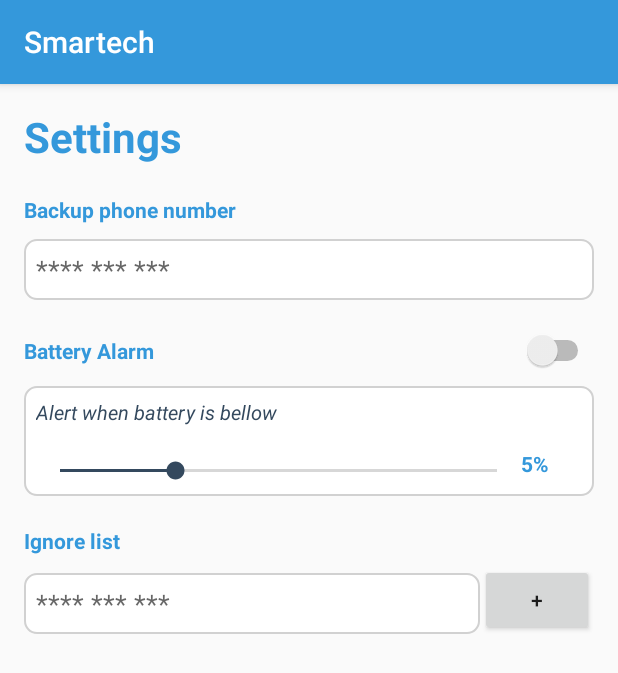
After one commit to prasanthnv/smartech, an Android app: the SettingsActivity screen opened directly, with no data from a screen before it, on a phone screen of 412 x 824 dp. The commit adds this screen. Shown: the top 673 px of the screen. Run offline under Robolectric (Android 15) with nearby library versions, the phone set to English and light mode, and no system bars.

Commit message:
more fixes

```diff
--- a/app/src/main/AndroidManifest.xml
+++ b/app/src/main/AndroidManifest.xml
@@ -93,7 +93,7 @@
             android:enabled="true"
             android:exported="true" />
 
-        <receiver android:name=".Receivers.AlarmReceiver"></receiver>
+        <receiver android:name=".Receivers.AlarmReceiver" />
 
         <service
             android:name=".Receivers.RingtonePlayingService"
@@ -108,7 +108,8 @@
             android:name=".AlarmRingActivity"
             android:configChanges="orientation|keyboardHidden|screenSize"
             android:label="@string/title_activity_alarm_ring"
-            android:theme="@style/FullscreenTheme"></activity>
+            android:theme="@style/FullscreenTheme" />
+        <activity android:name=".SettingsActivity"></activity>
     </application>
 
 </manifest>
--- a/app/src/main/java/com/smartech/smartech/smartech/HomeActivity.java
+++ b/app/src/main/java/com/smartech/smartech/smartech/HomeActivity.java
@@ -100,4 +100,8 @@ TextView txt_profile_name;
                 break;
         }
     }
+
+    public void settings(View v){
+        startActivity(new Intent(getApplicationContext(),SettingsActivity.class));
+    }
 }
--- /dev/null
+++ b/app/src/main/java/com/smartech/smartech/smartech/SettingsActivity.java
@@ -0,0 +1,139 @@
+package com.smartech.smartech.smartech;
+
+import android.app.AlertDialog;
+import android.content.DialogInterface;
+import android.support.v7.app.AppCompatActivity;
+import android.os.Bundle;
+import android.view.View;
+import android.widget.AdapterView;
+import android.widget.ArrayAdapter;
+import android.widget.CompoundButton;
+import android.widget.EditText;
+import android.widget.ListView;
+import android.widget.SeekBar;
+import android.widget.Switch;
+import android.widget.TextView;
+
+import com.smartech.smartech.smartech.SharedPreferenceStore.SharedPreferenceStore;
+
+import org.json.JSONArray;
+import org.json.JSONException;
+import org.w3c.dom.Text;
+
+import java.util.ArrayList;
+
+public class SettingsActivity extends AppCompatActivity {
+Switch toggle_battery_low;
+SeekBar range_battery_low;
+EditText txt_backup_phone,txt_phone;
+ListView list_phones;
+TextView txt_battery_level_show;
+    SharedPreferenceStore spStore;
+    @Override
+    protected void onCreate(Bundle savedInstanceState) {
+        super.onCreate(savedInstanceState);
+        setContentView(R.layout.activity_settings);
+        spStore = new SharedPreferenceStore(getApplicationContext());
+        toggle_battery_low = findViewById(R.id.toggle_battery_low);
+        txt_backup_phone = findViewById(R.id.txt_backup_phone);
+        txt_backup_phone = findViewById(R.id.txt_backup_phone);
+        list_phones = findViewById(R.id.list_phones);
+        txt_battery_level_show = findViewById(R.id.txt_battery_level_show);
+        range_battery_low = findViewById(R.id.range_battery_low);
+        txt_phone = findViewById(R.id.txt_phone);
+        init();
+        showIgnoreList();
+
+        toggle_battery_low.setOnCheckedChangeListener(new CompoundButton.OnCheckedChangeListener() {
+            @Override
+            public void onCheckedChanged(CompoundButton compoundButton, boolean b) {
+                spStore.setBatteryAlarmEnabled(b);
+            }
+        });
+        range_battery_low.setOnSeekBarChangeListener(new SeekBar.OnSeekBarChangeListener() {
+            @Override
+            public void onProgressChanged(SeekBar seekBar, int progress, boolean fromUser) {
+                progress = progress + 1;
+                txt_battery_level_show.setText(progress+"%");
+               spStore.setBatteryLowLevel(progress);
+
+            }
+
+            @Override
+            public void onStartTrackingTouch(SeekBar seekBar) {
+
+            }
+
+            @Override
+            public void onStopTrackingTouch(SeekBar seekBar) {
+
+            }
+        });
+    }
+
+
+    public void addContact(View v){
+        String number = txt_phone.getText().toString();
+        try {
+            JSONArray ignored_numbers = new JSONArray(spStore.getIgnoredList());
+            boolean found = false;
+            for (int i=0;i<ignored_numbers.length();i++){
+               if(ignored_numbers.get(i).equals(number)){
+                   found = true;
+               }
+            }
+            if(!found){
+                ignored_numbers.put(number);
+                spStore.setIgnoreList(ignored_numbers.toString());
+            }
+            txt_phone.setText("");
+            showIgnoreList();
+        } catch (JSONException e) {
+            e.printStackTrace();
+        }
+
+    }
+
+    public void showIgnoreList(){
+        ArrayList numbers = new ArrayList();
+        try {
+            final JSONArray ignored_numbers = new JSONArray(spStore.getIgnoredList());
+            for (int i=0;i<ignored_numbers.length();i++){
+                numbers.add(ignored_numbers.get(i));
+            }
+            ArrayAdapter adapter = new ArrayAdapter(this,
+                    android.R.layout.simple_list_item_1, numbers);
+            list_phones.setAdapter(adapter);
+            list_phones.setOnItemClickListener(new AdapterView.OnItemClickListener() {
+                @Override
+                public void onItemClick(AdapterView<?> parent, View view, final int position, final long id) {
+                    new AlertDialog.Builder(SettingsActivity.this)
+                            .setTitle("Delete")
+                            .setMessage("Are you sure to delete")
+                            .setIcon(android.R.drawable.ic_dialog_alert)
+                            .setPositiveButton(android.R.string.yes, new DialogInterface.OnClickListener() {
+
+                                public void onClick(DialogInterface dialog, int whichButton) {
+                                    ignored_numbers.remove(position);
+                                    spStore.setIgnoreList(ignored_numbers.toString());
+                                    showIgnoreList();
+                                }
+                            })
+                            .setNegativeButton(android.R.string.no, null).show();
+
+
+                }
+            });
+        } catch (JSONException e) {
+            e.printStackTrace();
+        }
+
+    }
+
+
+    public void init(){
+        toggle_battery_low.setChecked(spStore.isBatteryAlarmEnabled());
+        range_battery_low.setProgress(spStore.getBatteryLowLevel());
+        txt_battery_level_show.setText(spStore.getBatteryLowLevel()+"%");
+    }
+}
--- a/app/src/main/java/com/smartech/smartech/smartech/SplashScreen.java
+++ b/app/src/main/java/com/smartech/smartech/smartech/SplashScreen.java
@@ -57,7 +57,7 @@ public class SplashScreen extends AppCompatActivity {
                     startActivity(mainIntent);
                     finish();
                 }
-            }, 3000);
+            }, 0);
 //        }
 
 
--- /dev/null
+++ b/app/src/main/res/drawable/ic_settings_black_24dp.xml
@@ -0,0 +1,5 @@
+<vector android:height="24dp" android:tint="#FFFFFF"
+    android:viewportHeight="24.0" android:viewportWidth="24.0"
+    android:width="24dp" xmlns:android="http://schemas.android.com/apk/res/android">
+    <path android:fillColor="#FF000000" android:pathData="M19.43,12.98c0.04,-0.32 0.07,-0.64 0.07,-0.98s-0.03,-0.66 -0.07,-0.98l2.11,-1.65c0.19,-0.15 0.24,-0.42 0.12,-0.64l-2,-3.46c-0.12,-0.22 -0.39,-0.3 -0.61,-0.22l-2.49,1c-0.52,-0.4 -1.08,-0.73 -1.69,-0.98l-0.38,-2.65C14.46,2.18 14.25,2 14,2h-4c-0.25,0 -0.46,0.18 -0.49,0.42l-0.38,2.65c-0.61,0.25 -1.17,0.59 -1.69,0.98l-2.49,-1c-0.23,-0.09 -0.49,0 -0.61,0.22l-2,3.46c-0.13,0.22 -0.07,0.49 0.12,0.64l2.11,1.65c-0.04,0.32 -0.07,0.65 -0.07,0.98s0.03,0.66 0.07,0.98l-2.11,1.65c-0.19,0.15 -0.24,0.42 -0.12,0.64l2,3.46c0.12,0.22 0.39,0.3 0.61,0.22l2.49,-1c0.52,0.4 1.08,0.73 1.69,0.98l0.38,2.65c0.03,0.24 0.24,0.42 0.49,0.42h4c0.25,0 0.46,-0.18 0.49,-0.42l0.38,-2.65c0.61,-0.25 1.17,-0.59 1.69,-0.98l2.49,1c0.23,0.09 0.49,0 0.61,-0.22l2,-3.46c0.12,-0.22 0.07,-0.49 -0.12,-0.64l-2.11,-1.65zM12,15.5c-1.93,0 -3.5,-1.57 -3.5,-3.5s1.57,-3.5 3.5,-3.5 3.5,1.57 3.5,3.5 -1.57,3.5 -3.5,3.5z"/>
+</vector>
--- /dev/null
+++ b/app/src/main/res/layout/activity_settings.xml
@@ -0,0 +1,164 @@
+<?xml version="1.0" encoding="utf-8"?>
+<LinearLayout xmlns:android="http://schemas.android.com/apk/res/android"
+    xmlns:app="http://schemas.android.com/apk/res-auto"
+    xmlns:tools="http://schemas.android.com/tools"
+    android:layout_width="match_parent"
+    android:layout_height="match_parent"
+    android:orientation="vertical"
+    android:padding="16dp"
+    tools:context=".SettingsActivity">
+
+    <ScrollView
+        android:layout_width="match_parent"
+        android:layout_height="match_parent">
+
+        <LinearLayout
+            android:layout_width="match_parent"
+            android:layout_height="wrap_content"
+            android:orientation="vertical">
+
+            <TextView
+                android:layout_width="match_parent"
+                android:layout_height="wrap_content"
+                android:layout_marginBottom="20dp"
+                android:text="Settings"
+                android:textColor="@color/colorPrimary"
+                android:textSize="28sp"
+                android:textStyle="bold" />
+
+            <LinearLayout
+                android:layout_width="match_parent"
+                android:layout_height="wrap_content"
+                android:orientation="vertical">
+
+                <TextView
+                    android:layout_width="wrap_content"
+                    android:layout_height="wrap_content"
+
+                    android:layout_marginBottom="10dp"
+                    android:text="Backup phone number"
+                    android:textColor="@color/colorPrimary"
+                    android:textStyle="bold" />
+
+                <EditText
+                    android:id="@+id/txt_backup_phone"
+                    android:layout_width="match_parent"
+                    android:layout_height="wrap_content"
+                    android:background="@drawable/rounded_edittext_bg"
+                    android:ems="10"
+                    android:hint="**** *** ***"
+                    android:inputType="phone" />
+            </LinearLayout>
+
+            <LinearLayout
+                android:id="@+id/view_custom_sound"
+                android:layout_width="match_parent"
+                android:layout_height="wrap_content"
+                android:layout_marginTop="20dp"
+                android:orientation="vertical">
+
+
+                <Switch
+                    android:id="@+id/toggle_battery_low"
+                    android:layout_width="match_parent"
+                    android:layout_height="wrap_content"
+                    android:layout_marginBottom="10dp"
+                    android:text="Battery Alarm"
+                    android:textColor="@color/colorPrimary"
+                    android:textStyle="bold" />
+<LinearLayout
+    android:layout_width="match_parent"
+    android:layout_height="wrap_content"
+    android:orientation="vertical"
+    android:background="@drawable/rounded_edittext_bg"
+
+    >
+
+                <TextView
+                    android:layout_width="wrap_content"
+                    android:layout_height="wrap_content"
+                    android:text="Alert when battery is bellow"
+                    android:textSize="13sp"
+                    android:textColor="@color/colorAccent"
+                    android:textStyle="italic" />
+                <LinearLayout
+
+                    android:layout_width="match_parent"
+                    android:layout_height="wrap_content"
+                    android:layout_marginTop="5dp"
+                    android:orientation="horizontal"
+                    android:weightSum="9">
+
+
+
+                    <SeekBar
+
+                        android:id="@+id/range_battery_low"
+                        android:layout_width="0dp"
+                        android:layout_height="wrap_content"
+                        android:layout_marginTop="15dp"
+                        android:layout_weight="8"
+                        android:max="19" />
+
+                    <TextView
+                        android:layout_width="0dp"
+                        android:layout_height="wrap_content"
+                        android:layout_weight="1"
+                        android:paddingTop="10dp"
+                        android:text="0%"
+                        android:id="@+id/txt_battery_level_show"
+                        android:textColor="@color/colorPrimary"
+                        android:textStyle="bold" />
+                </LinearLayout>
+</LinearLayout>
+            </LinearLayout>
+
+            <LinearLayout
+                android:layout_width="match_parent"
+                android:layout_marginTop="20dp"
+                android:layout_height="wrap_content"
+                android:orientation="vertical">
+
+                <TextView
+                    android:layout_width="wrap_content"
+                    android:layout_height="wrap_content"
+
+                    android:layout_marginBottom="10dp"
+                    android:text="Ignore list"
+                    android:textColor="@color/colorPrimary"
+                    android:textStyle="bold" />
+                <LinearLayout
+                    android:layout_width="match_parent"
+                    android:orientation="horizontal"
+                    android:weightSum="5"
+                    android:layout_height="wrap_content">
+                    <EditText
+                        android:layout_weight="4"
+                        android:layout_width="0dp"
+                        android:layout_height="wrap_content"
+                        android:background="@drawable/rounded_edittext_bg"
+                        android:ems="10"
+                        android:id="@+id/txt_phone"
+                        android:hint="**** *** ***"
+                        android:inputType="phone" />
+                    <Button
+                        android:onClick="addContact"
+                        android:layout_width="0dp"
+                        android:layout_marginTop="-4dp"
+                        android:layout_weight="1"
+                        android:layout_height="wrap_content"
+                        android:text="+"
+                        />
+                </LinearLayout>
+
+                <ListView
+                    android:id="@+id/list_phones"
+                    android:layout_height="300dp"
+                    android:layout_width="match_parent"
+                    android:layout_marginTop="10dp"></ListView>
+
+            </LinearLayout>
+        </LinearLayout>
+    </ScrollView>
+
+</LinearLayout>
```
Also changed, not shown: app/src/main/java/com/smartech/smartech/smartech/Receivers/BatteryMoniterService.java (+16 -14 lines), app/src/main/java/com/smartech/smartech/smartech/SharedPreferenceStore/SharedPreferenceStore.java (+19 -0 lines), app/src/main/res/layout/activity_home.xml (+21 -3 lines).
